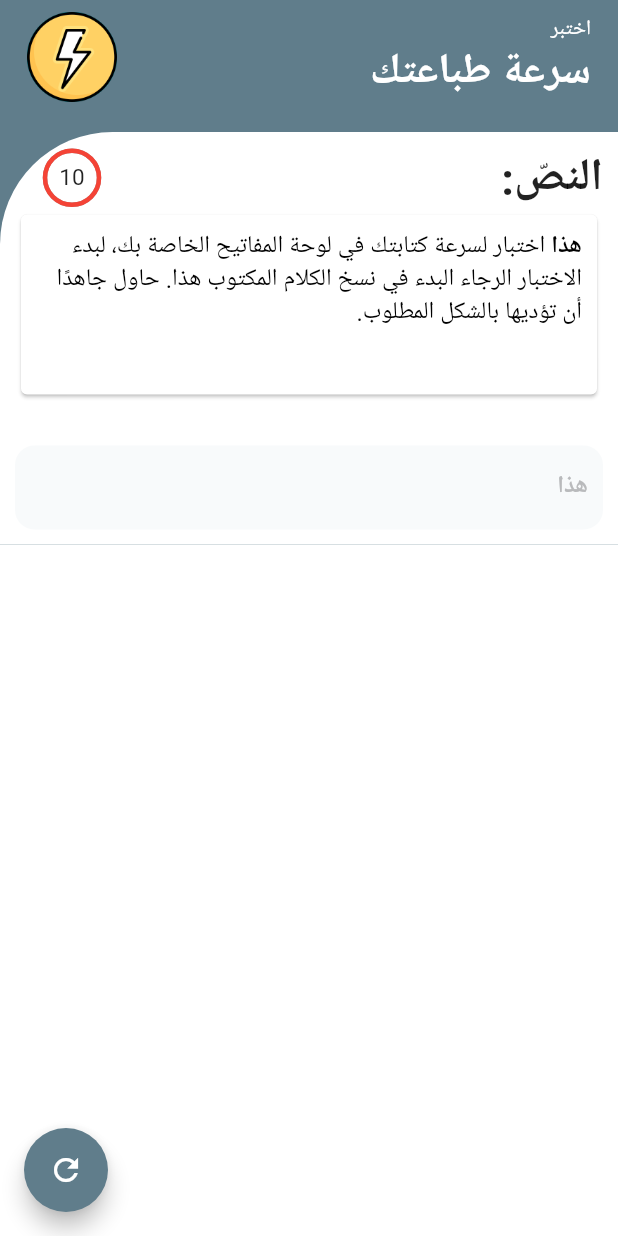
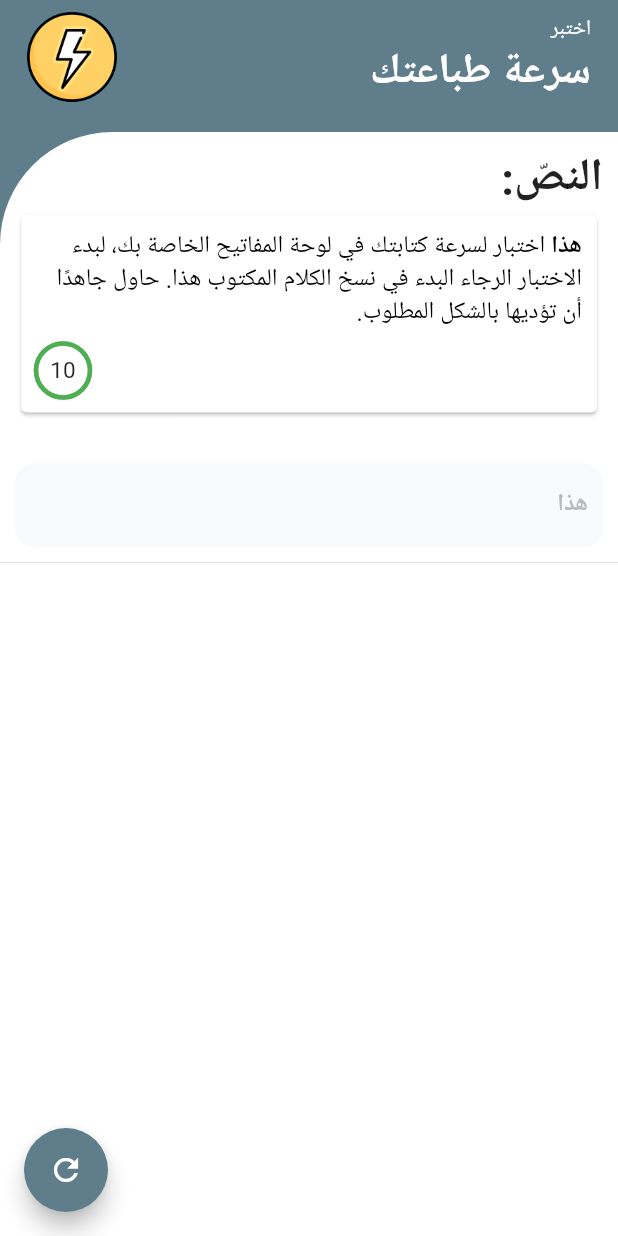
Before and after one commit to nqwifly/arabic-typing-speed, a Flutter app: the screen it shows after launch, on a phone screen of 412 x 824 dp. Run offline on Flutter 3.47's test engine with Material 2 defaults, Android fonts, the phone set to English and light mode, and no system bars; missing offline and left inert: countdown, esys_flutter_share.

Commit message:
changed timer location

```diff
--- a/lib/ui/test_page.dart
+++ b/lib/ui/test_page.dart
@@ -97,23 +97,6 @@ class _TestPageState extends State<TestPage> {
                                   fontSize: 30, fontWeight: FontWeight.bold),
                             ),
                           ),
-                          Padding(
-                            padding: const EdgeInsets.only(left: 20.0),
-                            child: Stack(
-                              alignment: Alignment.center,
-                              children: [
-                                CircularProgressIndicator(
-                                  value: currentTimerCount /
-                                      widget.duration.inSeconds,
-                                  strokeWidth: 3,
-                                  valueColor:
-                                      AlwaysStoppedAnimation<Color>(Colors.red),
-                                  backgroundColor: Colors.grey,
-                                ),
-                                Text('$currentTimerCount'),
-                              ],
-                            ),
-                          ),
                         ],
                       ),
                       SizedBox(
@@ -156,10 +139,11 @@ class _TestPageState extends State<TestPage> {
 
   Widget getTextboxUI() {
     return Card(
-      child: Padding(
+      child: Column(
+        children: [
+          Padding(
             padding: const EdgeInsets.all(10.0),
             child: Container(
-          height: 100,
               child: RichText(
                 text: TextSpan(
                   style: TextStyle(fontSize: 30, color: Colors.white),
@@ -172,6 +156,26 @@ class _TestPageState extends State<TestPage> {
                 ),
               ),
             ),
+          ),
+          Container(
+            alignment: Alignment.bottomLeft,
+            child: Padding(
+              padding: const EdgeInsets.only(left: 10.0, bottom: 10),
+              child: Stack(
+                alignment: Alignment.center,
+                children: [
+                  CircularProgressIndicator(
+                    value: currentTimerCount / widget.duration.inSeconds,
+                    strokeWidth: 3,
+                    valueColor: AlwaysStoppedAnimation<Color>(Colors.green),
+                    backgroundColor: Colors.grey,
+                  ),
+                  Text('$currentTimerCount'),
+                ],
+              ),
+            ),
+          ),
+        ],
       ),
     );
   }
```
Lines whose indentation alone changed are shown as unchanged.
